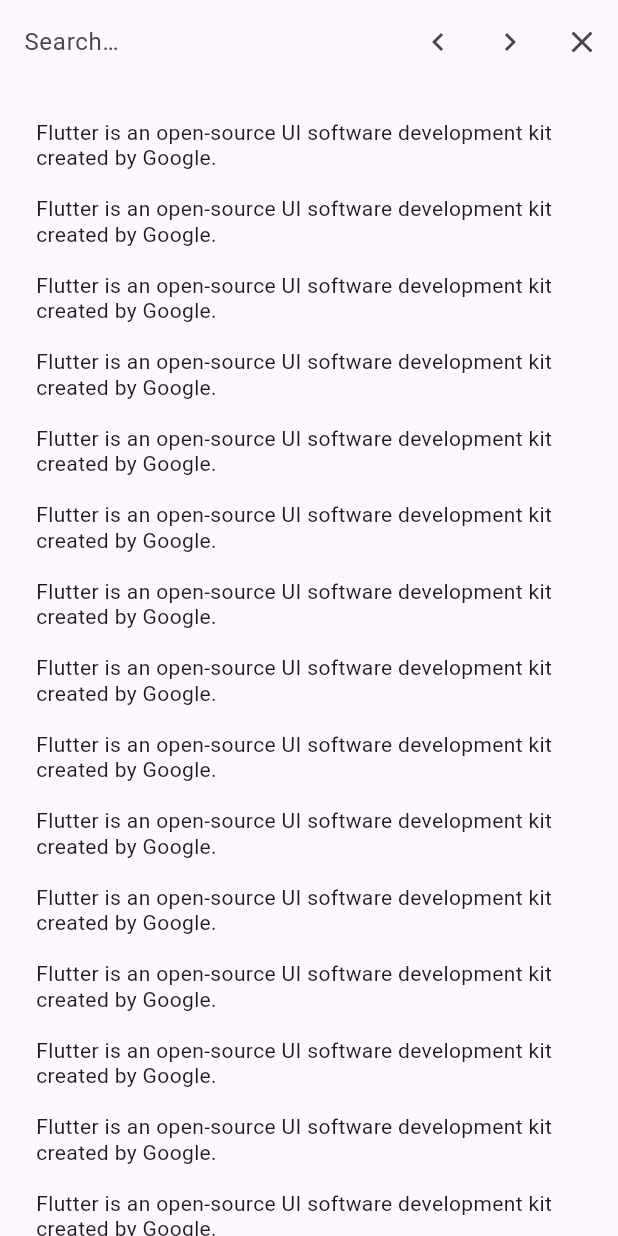
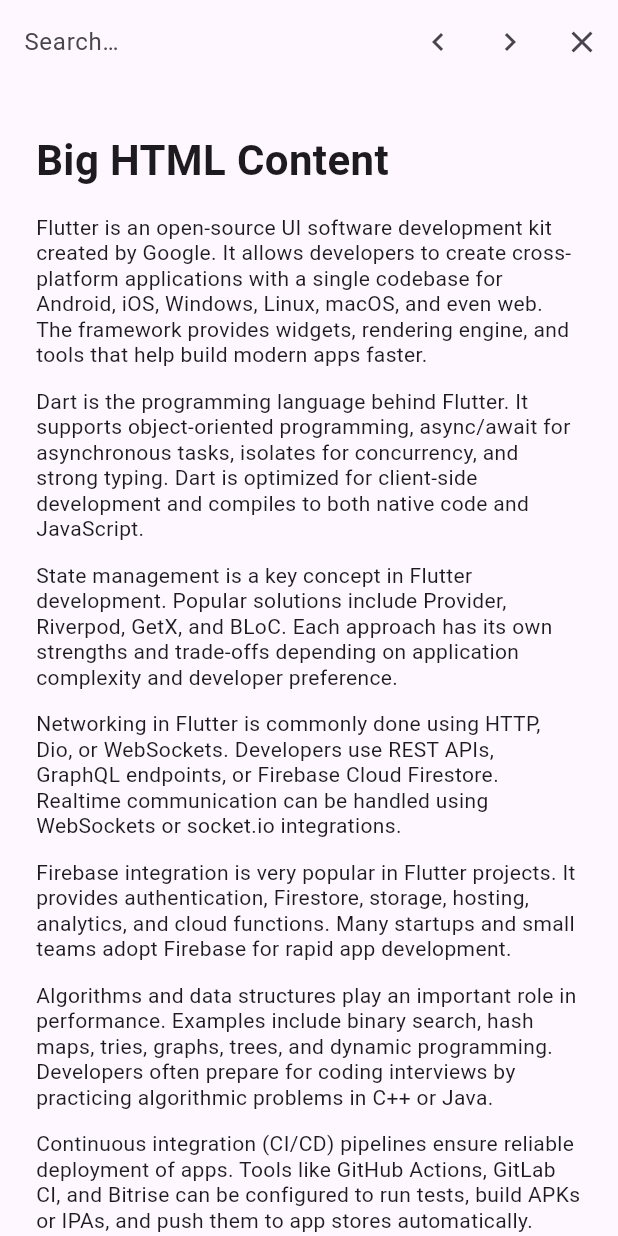
Before and after one commit to SubrataSoftBD/Flutter_bloc_learn, a Flutter app: the screen it shows after launch, after a tap on the "navigate before" icon, on a phone screen of 412 x 824 dp. Run offline on Flutter 3.47's test engine with Material 3 defaults, Android fonts, the phone set to English and light mode, and no system bars; drawn by our look-alikes of flutter_html; our stand-ins replace equatable, flutter_bloc; missing offline and left inert: flutter_inappwebview.

Commit message:
Issue Solve

```diff
--- a/lib/search/html_high_light.dart
+++ b/lib/search/html_high_light.dart
@@ -1,6 +1,3 @@
-import 'package:flutter/material.dart';
-import 'package:flutter_html/flutter_html.dart';
-
 import 'package:flutter/material.dart';
 import 'package:flutter_html/flutter_html.dart';
 
@@ -15,171 +12,245 @@ class _HtmlSearchPageState extends State<HtmlSearchPage> {
   final TextEditingController searchController = TextEditingController();
   final ScrollController scrollController = ScrollController();
 
-  final List<String> paragraphs = [
-    "Flutter is an open-source UI software development kit created by Google.",
-    "Flutter is an open-source UI software development kit created by Google.",
-    "Flutter is an open-source UI software development kit created by Google.",
-    "Flutter is an open-source UI software development kit created by Google.",
-    "Flutter is an open-source UI software development kit created by Google.",
-    "Flutter is an open-source UI software development kit created by Google.",
-    "Flutter is an open-source UI software development kit created by Google.",
-    "Flutter is an open-source UI software development kit created by Google.",
-    "Flutter is an open-source UI software development kit created by Google.",
-    "Flutter is an open-source UI software development kit created by Google.",
-    "Flutter is an open-source UI software development kit created by Google.",
-    "Flutter is an open-source UI software development kit created by Google.",
-    "Flutter is an open-source UI software development kit created by Google.",
-    "Flutter is an open-source UI software development kit created by Google.",
-    "Flutter is an open-source UI software development kit created by Google.",
-    "Flutter is an open-source UI software development kit created by Google.",
-    "Flutter is an open-source UI software development kit created by Google.",
-    "Flutter is an open-source UI software development kit created by Google.",
-    "Flutter is an open-source UI software development kit created by Google.",
-    "Flutter is an open-source UI software development kit created by Google.",
-    "Flutter is an open-source UI software development kit created by Google.",
-    "Flutter is an open-source UI software development kit created by Google.",
-    "Flutter is an open-source UI software development kit created by Google.",
-    "Flutter is an open-source UI software development kit created by Google.",
-    "Flutter is an open-source UI software development kit created by Google.",
-    "Flutter is an open-source UI software development kit created by Google.",
-    "Flutter is an open-source UI software development kit created by Google.",
-    "Flutter is an open-source UI software development kit created by Google.",
-    "Flutter is an open-source UI software development kit created by Google.",
-    "Flutter is an open-source UI software development kit created by Google.",
-    "Flutter is an open-source UI software development kit created by Google.",
-    "Flutter is an open-source UI software development kit created by Google.",
-    "Flutter is an open-source UI software development kit created by Google.",
-    "Flutter is an open-source UI software development kit created by Google.",
-    "Flutter is an open-source UI software development kit created by Google.",
-    "Flutter is an open-source UI software development kit created by Google.",
-    "Flutter is an open-source UI software development kit created by Google.",
-    "Flutter is an open-source UI software development kit created by Google.",
-    "Flutter is an open-source UI software development kit created by Google.",
-    "Flutter is an open-source UI software development kit created by Google.",
-    "Flutter is an open-source UI software development kit created by Google.",
-    "Flutter is an open-source UI software development kit created by Google.",
-    "Flutter is an open-source UI software development kit created by Google.",
-    "Flutter is an open-source UI software development kit created by Google.",
-    "Flutter is an open-source UI software development kit created by Google.",
-    "Flutter is an open-source UI software development kit created by Google.",
-    "Flutter is an open-source UI software development kit created by Google.",
-    "Flutter is an open-source UI software development kit created by Google.",
-    "Flutter is an open-source UI software development kit created by Google.",
-    "Flutter is an open-source UI software development kit created by Google.",
-    "Flutter is an open-source UI software development kit created by Google.",
-    "Flutter is an open-source UI software development kit created by Google.",
-    "Flutter is an open-source UI software development kit created by Google.",
-    "Flutter is an open-source UI software development kit created by Google.",
-    "Flutter is an open-source UI software development kit created by Google.",
-    "Flutter is an open-source UI software development kit created by Google.",
-    "Flutter is an open-source UI software development kit created by Google.",
-    "Flutter is an open-source UI software development kit created by Google.",
-    "Flutter is an open-source UI software development kit created by Google.",
-    "Flutter is an open-source UI software development kit created by Google.",
-    "Flutter is an open-source UI software development kit created by Google.",
-    "Flutter is an open-source UI software development kit created by Google.",
-    "Flutter is an open-source UI software development kit created by Google.",
-    "Flutter is an open-source UI software development kit created by Google.",
-    "Flutter is an open-source UI software development kit created by Google.",
-    "Flutter is an open-source UI software development kit created by Google.",
-    "Flutter is an open-source UI software development kit created by Google.",
-    "Flutter is an open-source UI software development kit created by Google.",
-    "Flutter is an open-source UI software development kit created by Google.",
-    "Flutter is an open-source UI software development kit created by Google.",
-    "Flutter is an open-source UI software development kit created by Google.",
-    "Flutter is an open-source UI software development kit created by Google.",
-    "Flutter is an open-source UI software development kit created by Google.",
-    "Flutter is an open-source UI software development kit created by Google.",
-    "Flutter is an open-source UI software development kit created by Google.",
-    "Flutter is an open-source UI software development kit created by Google.",
-    "Flutter is an open-source UI software development kit created by Google.",
-    "Flutter is an open-source UI software development kit created by Google.",
-    "Flutter is an open-source UI software development kit created by Google.",
-    "Flutter is an open-source UI software development kit created by Google.",
-    "Flutter is an open-source UI software development kit created by Google.",
-    "Flutter is an open-source UI software development kit created by Google.",
-    "Flutter is an open-source UI software development kit created by Google.",
-    "Flutter is an open-source UI software development kit created by Google.",
-    "Flutter is an open-source UI software development kit created by Google.",
-    "Flutter is an open-source UI software development kit created by Google.",
-    "Flutter is an open-source UI software development kit created by Google.",
-    "Flutter is an open-source UI software development kit created by Google.",
-    "Flutter is an open-source UI software development kit created by Google.",
-    "Flutter is an open-source UI software development kit created by Google.",
-    "Dart is the programming language behind Flutter.",
-    "Some বাংলা content is also here to test Unicode search."
-  ];
+  final content = """
+  <!DOCTYPE html>
+<html lang="en">
+<head>
+  <meta charset="UTF-8">
+  <title>Searchable HTML</title>
+</head>
+<body>
+  <h1>Big HTML Content</h1>
+
+  <p>
+    Flutter is an open-source UI software development kit created by Google.
+    It allows developers to create cross-platform applications with a single codebase
+    for Android, iOS, Windows, Linux, macOS, and even web. The framework provides
+    widgets, rendering engine, and tools that help build modern apps faster.
+  </p>
+
+  <p>
+    Dart is the programming language behind Flutter. It supports object-oriented
+    programming, async/await for asynchronous tasks, isolates for concurrency, and
+    strong typing. Dart is optimized for client-side development and compiles to both
+    native code and JavaScript.
+  </p>
+
+  <p>
+    State management is a key concept in Flutter development. Popular solutions
+    include Provider, Riverpod, GetX, and BLoC. Each approach has its own strengths
+    and trade-offs depending on application complexity and developer preference.
+  </p>
+
+  <p>
+    Networking in Flutter is commonly done using HTTP, Dio, or WebSockets.
+    Developers use REST APIs, GraphQL endpoints, or Firebase Cloud Firestore.
+    Realtime communication can be handled using WebSockets or socket.io integrations.
+  </p>
+
+  <p>
+    Firebase integration is very popular in Flutter projects. It provides
+    authentication, Firestore, storage, hosting, analytics, and cloud functions.
+    Many startups and small teams adopt Firebase for rapid app development.
+  </p>
+
+  <p>
+    Algorithms and data structures play an important role in performance.
+    Examples include binary search, hash maps, tries, graphs, trees, and dynamic
+    programming. Developers often prepare for coding interviews by practicing
+    algorithmic problems in C++ or Java.
+  </p>
+
+  <p>
+    Continuous integration (CI/CD) pipelines ensure reliable deployment of apps.
+    Tools like GitHub Actions, GitLab CI, and Bitrise can be configured to run tests,
+    build APKs or IPAs, and push them to app stores automatically.
+  </p>
+
+  <p>
+    User interface design in Flutter relies on widgets. Everything is a widget:
+    rows, columns, text, images, and buttons. Flutter’s hot reload makes UI
+    experimentation very efficient for developers.
+  </p>
+
+  <p>
+    Performance optimization involves profiling your app, reducing unnecessary
+    rebuilds, using const constructors, caching images, and minimizing overdraw.
+    Flutter’s DevTools help analyze frame rendering and memory usage.
+  </p>
+
+  <p>
+    Security is critical. Common practices include HTTPS requests, certificate
+    pinning, JWT tokens for authentication, and proper data encryption.
+    Storing sensitive information in secure storage plugins is also recommended.
+  </p>
+
+  <p>
+    Some apps require multimedia support. Flutter can handle images, audio, and
+    video playback using plugins like video_player, chewie, or better_player.
+    Live streaming can be implemented with HLS or DASH protocols.
+  </p>
+
+  <p>
+    Localization and internationalization are important for global reach.
+    Flutter supports localization with the intl package, allowing developers
+    to support multiple languages, date formats, and right-to-left scripts.
+  </p>
+
+  <p>
+    Testing ensures code quality. Unit tests check business logic, widget tests
+    validate UI behavior, and integration tests verify app flows. Flutter’s
+    testing framework is built-in and integrates with CI/CD pipelines.
+  </p>
+
+  <p>
+    কিছু বাংলা কনটেন্ট যোগ করা হলো। এটি ব্যবহার করে আপনি সার্চ সিস্টেমে ইউনিকোড
+    পরীক্ষা করতে পারবেন। বাংলা ভাষার সমর্থন একটি মোবাইল অ্যাপকে আরো বেশি
+    ব্যবহারবান্ধব করে তোলে।
+  </p>
+
+  <p>
+    This is the final paragraph in this demo file. It combines Flutter keywords,
+    programming languages like C++, Java, and Kotlin, and technologies such as
+    Docker, Kubernetes, and microservices — all in one place to test searching.
+  </p>
+
+</body>
+</html>
+
+
+  """;
 
   String searchTerm = "";
   List<Map<String, String>> allMatches = []; // {id: match text}
   int activeIndex = 0;
   String htmlData = "";
+  List<int> matchIndexes = [];
 
   @override
   void initState() {
     super.initState();
-    buildHtml();
+    htmlData = content;
+  }
+  void onSearchChanged(String value) {
+    searchTerm = value.trim();
+    activeIndex = 0;
+    highlightMatches();
   }
 
-  void buildHtml() {
+  void highlightMatches() {
     if (searchTerm.isEmpty) {
-      htmlData = paragraphs.join("<br><br>");
-      allMatches.clear();
-    } else {
-      int matchCounter = 0;
-      final regex = RegExp(RegExp.escape(searchTerm), caseSensitive: false);
-      allMatches.clear();
+      htmlData = content;
+      matchIndexes.clear();
+      setState(() {});
+      return;
+    }
 
-      List<String> processed = paragraphs.map((p) {
-        return p.replaceAllMapped(regex, (m) {
-          final id = "match$matchCounter";
-          allMatches.add({"id": id, "text": m[0]!});
-          final color = matchCounter == activeIndex ? "red" : "yellow";
-          matchCounter++;
-          return '<mark style="background-color:$color;">${m[0]}</mark>';
-        });
-      }).toList();
+    final regex = RegExp(RegExp.escape(searchTerm), caseSensitive: false);
+    int matchCounter = 0;
 
-      htmlData = processed.join("<br><br>");
-    }
+    htmlData = content.replaceAllMapped(regex, (match) {
+      final color = matchCounter == activeIndex ? 'red' : 'yellow';
+      matchCounter++;
+      return '<mark style="background-color:$color;">${match[0]}</mark>';
+    });
+
+    matchIndexes = List.generate(matchCounter, (index) => index);
+
     setState(() {});
   }
 
   void nextMatch() {
-    if (allMatches.isEmpty) return;
-    activeIndex = (activeIndex + 1) % allMatches.length;
-    buildHtml();
+    if (matchIndexes.isEmpty) return;
+    activeIndex = (activeIndex + 1) % matchIndexes.length;
+    highlightMatches();
     scrollToActive();
   }
 
   void prevMatch() {
-    if (allMatches.isEmpty) return;
-    activeIndex = (activeIndex - 1 + allMatches.length) % allMatches.length;
-    buildHtml();
+    if (matchIndexes.isEmpty) return;
+    activeIndex = (activeIndex - 1 + matchIndexes.length) % matchIndexes.length;
+    highlightMatches();
     scrollToActive();
   }
 
   void scrollToActive() {
-    // Approximate scroll
     scrollController.animateTo(
-      activeIndex * 50.0, // adjust if needed
+      activeIndex * 60.0,
       duration: const Duration(milliseconds: 300),
       curve: Curves.easeInOut,
     );
-  }
-
-  void onSearchChanged(String value) {
-    searchTerm = value;
-    activeIndex = 0;
-    buildHtml();
   }
 
   void clearSearch() {
     searchController.clear();
     searchTerm = "";
     activeIndex = 0;
-    buildHtml();
+    htmlData = content;
+    matchIndexes.clear();
+    setState(() {});
   }
+
+
+  // void buildHtml() {
+  //   if (searchTerm.isEmpty) {
+  //     // htmlData = paragraphs.join("<br><br>");
+  //     // allMatches.clear();
+  //   } else {
+  //     int matchCounter = 0;
+  //     final regex = RegExp(RegExp.escape(searchTerm), caseSensitive: false);
+  //     allMatches.clear();
+  //
+  //     List<String> processed = content.map((p) {
+  //       return p.replaceAllMapped(regex, (m) {
+  //         final id = "match$matchCounter";
+  //         allMatches.add({"id": id, "text": m[0]!});
+  //         final color = matchCounter == activeIndex ? "green" : "yellow";
+  //         matchCounter++;
+  //         return '<mark style="background-color:$color;">${m[0]}</mark>';
+  //       });
+  //     }).toList();
+  //
+  //     htmlData = processed.join("<br><br>");
+  //   }
+  //   setState(() {});
+  // }
+  //
+  // void nextMatch() {
+  //   if (allMatches.isEmpty) return;
+  //   activeIndex = (activeIndex + 1) % allMatches.length;
+  //   buildHtml();
+  //   scrollToActive();
+  // }
+  //
+  // void prevMatch() {
+  //   if (allMatches.isEmpty) return;
+  //   activeIndex = (activeIndex - 1 + allMatches.length) % allMatches.length;
+  //   buildHtml();
+  //   scrollToActive();
+  // }
+  //
+  // void scrollToActive() {
+  //   // Approximate scroll
+  //   scrollController.animateTo(
+  //     activeIndex * 50.0, // adjust if needed
+  //     duration: const Duration(milliseconds: 300),
+  //     curve: Curves.easeInOut,
+  //   );
+  // }
+
+  // void onSearchChanged(String value) {
+  //   searchTerm = value;
+  //   activeIndex = 0;
+  //   buildHtml();
+  // }
+  //
+  // void clearSearch() {
+  //   searchController.clear();
+  //   searchTerm = "";
+  //   activeIndex = 0;
+  //   buildHtml();
+  // }
 
   @override
   Widget build(BuildContext context) {
```
